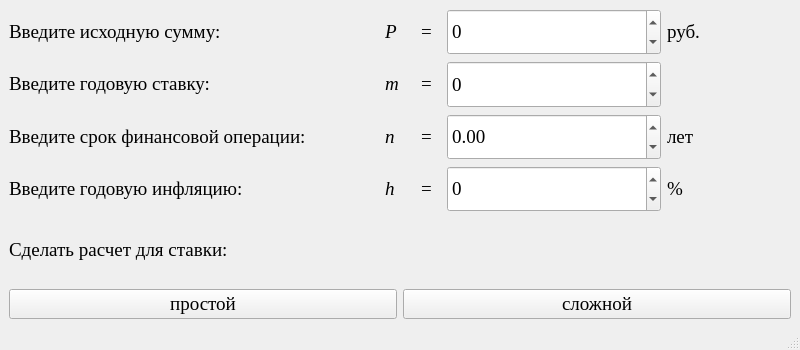
Old version of the form files/MainWindow.ui in the repository Vovadoes/CAAATIAI.
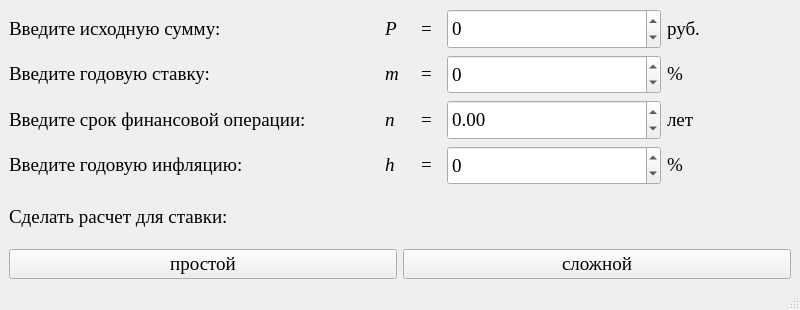
New version of the form.

Patch:
```diff
--- a/files/MainWindow.ui
+++ b/files/MainWindow.ui
@@ -7,13 +7,13 @@
     <x>0</x>
     <y>0</y>
     <width>800</width>
-    <height>350</height>
+    <height>310</height>
    </rect>
   </property>
   <property name="minimumSize">
    <size>
     <width>800</width>
-    <height>350</height>
+    <height>310</height>
    </size>
   </property>
   <property name="maximumSize">
@@ -269,7 +269,7 @@
            </font>
           </property>
           <property name="text">
-           <string>&lt;html&gt;&lt;head/&gt;&lt;body&gt;&lt;p/&gt;&lt;/body&gt;&lt;/html&gt;</string>
+           <string>&lt;html&gt;&lt;head/&gt;&lt;body&gt;&lt;p&gt;%&lt;/p&gt;&lt;/body&gt;&lt;/html&gt;</string>
           </property>
          </widget>
         </item>
```
